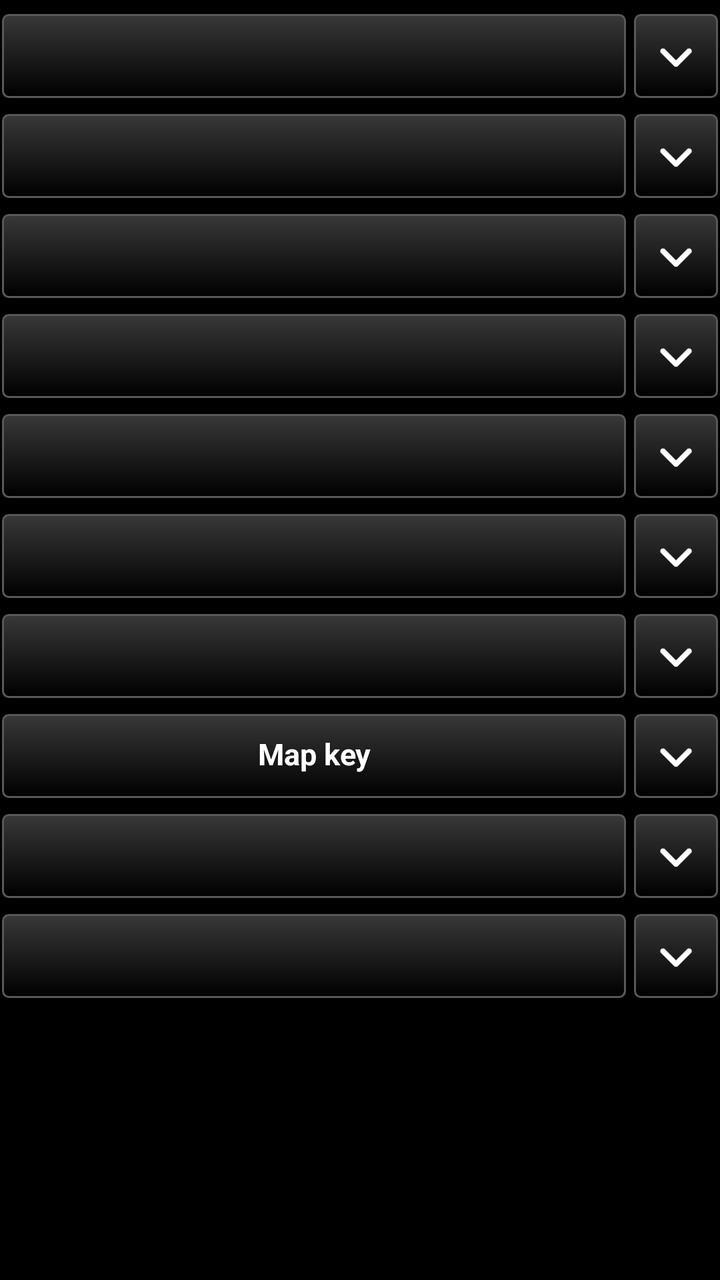
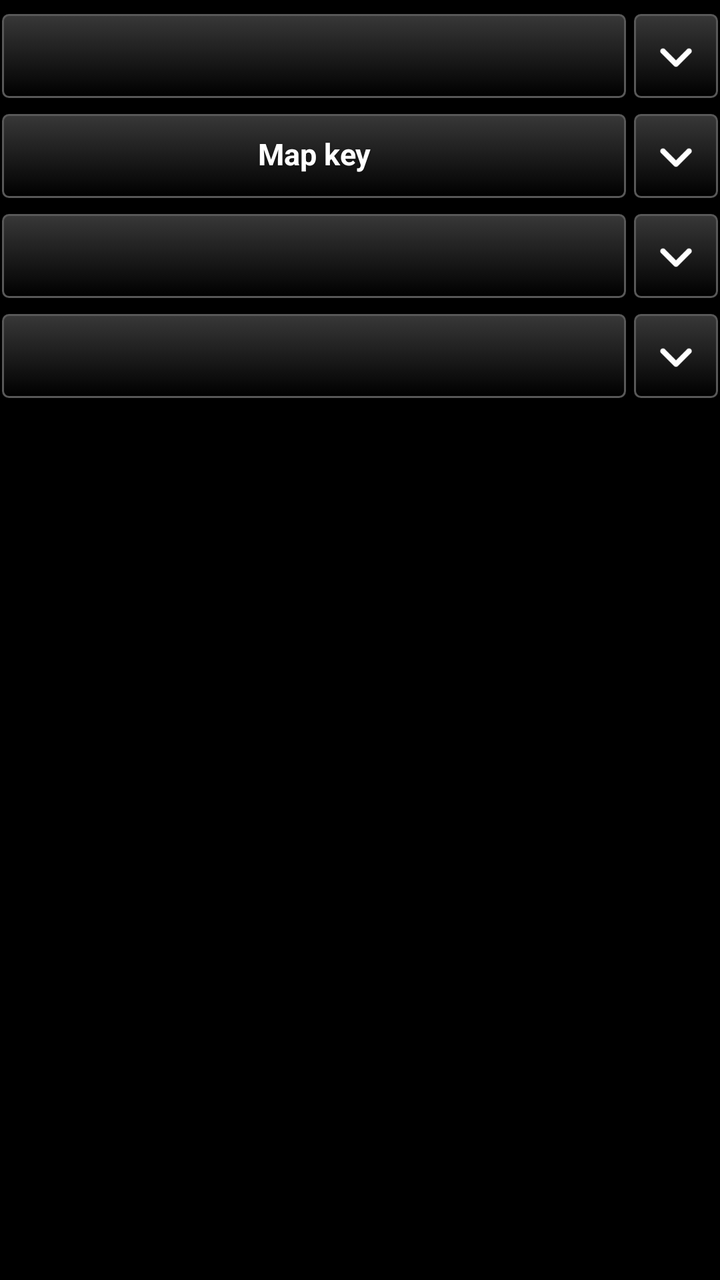

Compare the two renders of this Android layout. The source of the first and the diff that turns it into the second are given below.
<!-- AndroidManifest.xml: application theme AppTheme -->
<!-- res/layout/settings_controls.xml -->
<?xml version="1.0" encoding="utf-8"?>
<LinearLayout xmlns:android="http://schemas.android.com/apk/res/android"
    android:layout_width="match_parent"
    android:layout_height="wrap_content"
    android:orientation="vertical">

    
    <LinearLayout
        android:id="@+id/fold_gate_row"
        android:layout_width="match_parent"
        android:layout_height="wrap_content"
        android:orientation="horizontal"
        android:gravity="center_vertical"
        android:layout_marginTop="6dp">

        <Button
            android:id="@+id/fold_gate_head"
            style="@style/TakwerxButton"
            android:layout_width="0dp"
            android:layout_weight="1"
            android:layout_height="wrap_content" />

        <ImageButton
            android:id="@+id/fold_gate_chev"
            style="@style/TakwerxIconButton"
            android:layout_width="44dp"
            android:layout_weight="0"
            android:layout_marginRight="0dp"
            android:contentDescription="@string/show_settings"
            android:src="@drawable/ic_expand" />
    </LinearLayout>

    <LinearLayout
        android:id="@+id/fold_gate_body"
        android:layout_width="match_parent"
        android:layout_height="wrap_content"
        android:orientation="vertical"
        android:paddingTop="4dp"
        android:visibility="gone">

        <LinearLayout
            android:layout_width="match_parent"
            android:layout_height="wrap_content"
            android:orientation="horizontal">

            <Button
                android:id="@+id/btn_use_zoom"
                style="@style/TakwerxButton"
                android:layout_width="0dp"
                android:layout_weight="1"
                android:layout_height="wrap_content"
                android:text="@string/use_this_zoom" />

            <Button
                android:id="@+id/btn_gate"
                style="@style/TakwerxButton"
                android:layout_width="0dp"
                android:layout_weight="1"
                android:layout_height="wrap_content"
                android:layout_marginLeft="6dp" />
        </LinearLayout>

        <TextView
            android:id="@+id/gate_now"
            android:layout_width="match_parent"
            android:layout_height="wrap_content"
            android:paddingTop="4dp"
            android:textSize="12sp"
            android:textColor="@color/dim_text" />
    </LinearLayout>


    
    <LinearLayout
        android:id="@+id/fold_layers_row"
        android:layout_width="match_parent"
        android:layout_height="wrap_content"
        android:orientation="horizontal"
        android:gravity="center_vertical"
        android:layout_marginTop="6dp">

        <Button
            android:id="@+id/fold_layers_head"
            style="@style/TakwerxButton"
            android:layout_width="0dp"
            android:layout_weight="1"
            android:layout_height="wrap_content" />

        <ImageButton
            android:id="@+id/fold_layers_chev"
            style="@style/TakwerxIconButton"
            android:layout_width="44dp"
            android:layout_weight="0"
            android:layout_marginRight="0dp"
            android:contentDescription="@string/show_settings"
            android:src="@drawable/ic_expand" />
    </LinearLayout>

    <LinearLayout
        android:id="@+id/fold_layers_body"
        android:layout_width="match_parent"
        android:layout_height="wrap_content"
        android:orientation="vertical"
        android:paddingTop="4dp"
        android:visibility="gone">

        <LinearLayout
            android:id="@+id/layers_container"
            android:layout_width="match_parent"
            android:layout_height="wrap_content"
            android:orientation="vertical" />
    </LinearLayout>

    
    <LinearLayout
        android:id="@+id/fold_labels_row"
        android:layout_width="match_parent"
        android:layout_height="wrap_content"
        android:orientation="horizontal"
        android:gravity="center_vertical"
        android:layout_marginTop="6dp">

        <Button
            android:id="@+id/fold_labels_head"
            style="@style/TakwerxButton"
            android:layout_width="0dp"
            android:layout_weight="1"
            android:layout_height="wrap_content" />

        <ImageButton
            android:id="@+id/fold_labels_chev"
            style="@style/TakwerxIconButton"
            android:layout_width="44dp"
            android:layout_weight="0"
            android:layout_marginRight="0dp"
            android:contentDescription="@string/show_settings"
            android:src="@drawable/ic_expand" />
    </LinearLayout>

    <LinearLayout
        android:id="@+id/fold_labels_body"
        android:layout_width="match_parent"
        android:layout_height="wrap_content"
        android:orientation="vertical"
        android:paddingTop="4dp"
        android:visibility="gone">

        <Button
            android:id="@+id/btn_labels_gate"
            style="@style/TakwerxButton"
            android:layout_width="match_parent"
            android:layout_height="wrap_content" />

        <TextView
            android:id="@+id/labels_note"
            android:layout_width="match_parent"
            android:layout_height="wrap_content"
            android:paddingTop="4dp"
            android:textSize="12sp"
            android:textColor="@color/dim_text" />

    </LinearLayout>

    
    <LinearLayout
        android:id="@+id/fold_area_row"
        android:layout_width="match_parent"
        android:layout_height="wrap_content"
        android:orientation="horizontal"
        android:gravity="center_vertical"
        android:layout_marginTop="6dp">

        <Button
            android:id="@+id/fold_area_head"
            style="@style/TakwerxButton"
            android:layout_width="0dp"
            android:layout_weight="1"
            android:layout_height="wrap_content" />

        <ImageButton
            android:id="@+id/fold_area_chev"
            style="@style/TakwerxIconButton"
            android:layout_width="44dp"
            android:layout_weight="0"
            android:layout_marginRight="0dp"
            android:contentDescription="@string/show_settings"
            android:src="@drawable/ic_expand" />
    </LinearLayout>

    <LinearLayout
        android:id="@+id/fold_area_body"
        android:layout_width="match_parent"
        android:layout_height="wrap_content"
        android:orientation="vertical"
        android:paddingTop="4dp"
        android:visibility="gone">

        <LinearLayout
            android:id="@+id/area_container"
            android:layout_width="match_parent"
            android:layout_height="wrap_content"
            android:orientation="vertical" />

        <TextView
            android:id="@+id/area_note"
            android:layout_width="match_parent"
            android:layout_height="wrap_content"
            android:paddingTop="4dp"
            android:textSize="12sp"
            android:textColor="@color/dim_text" />

    </LinearLayout>


    
    <LinearLayout
        android:id="@+id/fold_from_row"
        android:layout_width="match_parent"
        android:layout_height="wrap_content"
        android:orientation="horizontal"
        android:gravity="center_vertical"
        android:layout_marginTop="6dp">

        <Button
            android:id="@+id/fold_from_head"
            style="@style/TakwerxButton"
            android:layout_width="0dp"
            android:layout_weight="1"
            android:layout_height="wrap_content" />

        <ImageButton
            android:id="@+id/fold_from_chev"
            style="@style/TakwerxIconButton"
            android:layout_width="44dp"
            android:layout_weight="0"
            android:layout_marginRight="0dp"
            android:contentDescription="@string/show_settings"
            android:src="@drawable/ic_expand" />
    </LinearLayout>

    <LinearLayout
        android:id="@+id/fold_from_body"
        android:layout_width="match_parent"
        android:layout_height="wrap_content"
        android:orientation="vertical"
        android:paddingTop="4dp"
        android:visibility="gone">

        <LinearLayout
            android:id="@+id/from_container"
            android:layout_width="match_parent"
            android:layout_height="wrap_content"
            android:orientation="vertical" />
    </LinearLayout>

    
    <LinearLayout
        android:id="@+id/fold_where_row"
        android:layout_width="match_parent"
        android:layout_height="wrap_content"
        android:orientation="horizontal"
        android:gravity="center_vertical"
        android:layout_marginTop="6dp">

        <Button
            android:id="@+id/fold_where_head"
            style="@style/TakwerxButton"
            android:layout_width="0dp"
            android:layout_weight="1"
            android:layout_height="wrap_content" />

        <ImageButton
            android:id="@+id/fold_where_chev"
            style="@style/TakwerxIconButton"
            android:layout_width="44dp"
            android:layout_weight="0"
            android:layout_marginRight="0dp"
            android:contentDescription="@string/show_settings"
            android:src="@drawable/ic_expand" />
    </LinearLayout>

    <LinearLayout
        android:id="@+id/fold_where_body"
        android:layout_width="match_parent"
        android:layout_height="wrap_content"
        android:orientation="vertical"
        android:paddingTop="4dp"
        android:visibility="gone">

        <LinearLayout
            android:id="@+id/where_container"
            android:layout_width="match_parent"
            android:layout_height="wrap_content"
            android:orientation="vertical" />

    </LinearLayout>

    
    <LinearLayout
        android:id="@+id/fold_types_row"
        android:layout_width="match_parent"
        android:layout_height="wrap_content"
        android:orientation="horizontal"
        android:gravity="center_vertical"
        android:layout_marginTop="6dp">

        <Button
            android:id="@+id/fold_types_head"
            style="@style/TakwerxButton"
            android:layout_width="0dp"
            android:layout_weight="1"
            android:layout_height="wrap_content" />

        <ImageButton
            android:id="@+id/fold_types_chev"
            style="@style/TakwerxIconButton"
            android:layout_width="44dp"
            android:layout_weight="0"
            android:layout_marginRight="0dp"
            android:contentDescription="@string/show_settings"
            android:src="@drawable/ic_expand" />
    </LinearLayout>

    <LinearLayout
        android:id="@+id/fold_types_body"
        android:layout_width="match_parent"
        android:layout_height="wrap_content"
        android:orientation="vertical"
        android:paddingTop="4dp"
        android:visibility="gone">

        <LinearLayout
            android:layout_width="match_parent"
            android:layout_height="wrap_content"
            android:orientation="horizontal">

            <Button
                android:id="@+id/btn_types_all_on"
                style="@style/TakwerxButton"
                android:layout_width="0dp"
                android:layout_weight="1"
                android:layout_height="wrap_content"
                android:text="All on" />

            <Button
                android:id="@+id/btn_types_all_off"
                style="@style/TakwerxButton"
                android:layout_width="0dp"
                android:layout_weight="1"
                android:layout_height="wrap_content"
                android:layout_marginLeft="6dp"
                android:text="All off" />
        </LinearLayout>

        <LinearLayout
            android:id="@+id/types_container"
            android:layout_width="match_parent"
            android:layout_height="wrap_content"
            android:orientation="vertical"
            android:paddingTop="4dp" />
    </LinearLayout>

    
    <LinearLayout
        android:id="@+id/fold_key_row"
        android:layout_width="match_parent"
        android:layout_height="wrap_content"
        android:orientation="horizontal"
        android:gravity="center_vertical"
        android:layout_marginTop="6dp">

        <Button
            android:id="@+id/fold_key_head"
            style="@style/TakwerxButton"
            android:layout_width="0dp"
            android:layout_weight="1"
            android:layout_height="wrap_content"
            android:text="Map key" />

        <ImageButton
            android:id="@+id/fold_key_chev"
            style="@style/TakwerxIconButton"
            android:layout_width="44dp"
            android:layout_weight="0"
            android:layout_marginRight="0dp"
            android:contentDescription="@string/show_settings"
            android:src="@drawable/ic_expand" />
    </LinearLayout>

    <LinearLayout
        android:id="@+id/fold_key_body"
        android:layout_width="match_parent"
        android:layout_height="wrap_content"
        android:orientation="vertical"
        android:paddingTop="4dp"
        android:visibility="gone" />

    
    <LinearLayout
        android:id="@+id/fold_fences_row"
        android:layout_width="match_parent"
        android:layout_height="wrap_content"
        android:orientation="horizontal"
        android:gravity="center_vertical"
        android:layout_marginTop="6dp">

        <Button
            android:id="@+id/fold_fences_head"
            style="@style/TakwerxButton"
            android:layout_width="0dp"
            android:layout_weight="1"
            android:layout_height="wrap_content" />

        <ImageButton
            android:id="@+id/fold_fences_chev"
            style="@style/TakwerxIconButton"
            android:layout_width="44dp"
            android:layout_weight="0"
            android:layout_marginRight="0dp"
            android:contentDescription="@string/show_settings"
            android:src="@drawable/ic_expand" />
    </LinearLayout>

    <LinearLayout
        android:id="@+id/fold_fences_body"
        android:layout_width="match_parent"
        android:layout_height="wrap_content"
        android:orientation="vertical"
        android:paddingTop="4dp"
        android:visibility="gone">

        <LinearLayout
            android:id="@+id/fences_container"
            android:layout_width="match_parent"
            android:layout_height="wrap_content"
            android:orientation="vertical" />

    </LinearLayout>

    
    <LinearLayout
        android:id="@+id/fold_updates_row"
        android:layout_width="match_parent"
        android:layout_height="wrap_content"
        android:orientation="horizontal"
        android:gravity="center_vertical"
        android:layout_marginTop="6dp">

        <Button
            android:id="@+id/fold_updates_head"
            style="@style/TakwerxButton"
            android:layout_width="0dp"
            android:layout_weight="1"
            android:layout_height="wrap_content" />

        <ImageButton
            android:id="@+id/fold_updates_chev"
            style="@style/TakwerxIconButton"
            android:layout_width="44dp"
            android:layout_weight="0"
            android:layout_marginRight="0dp"
            android:contentDescription="@string/show_settings"
            android:src="@drawable/ic_expand" />
    </LinearLayout>

    <LinearLayout
        android:id="@+id/fold_updates_body"
        android:layout_width="match_parent"
        android:layout_height="wrap_content"
        android:orientation="vertical"
        android:paddingTop="4dp"
        android:visibility="gone">

        <LinearLayout
            android:id="@+id/updates_container"
            android:layout_width="match_parent"
            android:layout_height="wrap_content"
            android:orientation="horizontal" />

        <TextView
            android:id="@+id/downloaded_note"
            android:layout_width="match_parent"
            android:layout_height="wrap_content"
            android:paddingTop="6dp"
            android:textSize="12sp"
            android:textColor="@color/dim_text" />
    </LinearLayout>

</LinearLayout>
<!-- resources referenced by this layout -->
<resources>
  <color name="dim_text">#b0b0b0</color>
  <string name="show_settings">Show settings</string>
  <string name="use_this_zoom">Use this zoom</string>
  <style name="TakwerxButton" parent="@style/darkButton">
          <item name="android:paddingLeft">12dp</item>
          <item name="android:paddingRight">12dp</item>
          <item name="android:paddingTop">6dp</item>
          <item name="android:paddingBottom">8dp</item>
          <item name="android:minHeight">44dp</item>
          <item name="android:minWidth">0dp</item>
          <item name="android:textSize">15sp</item>
          <item name="android:singleLine">true</item>
          <item name="android:ellipsize">end</item>
      </style>
  <style name="TakwerxIconButton">
          <item name="android:layout_width">0dp</item>
          <item name="android:layout_weight">1</item>
          <item name="android:layout_height">44dp</item>
          <item name="android:layout_marginLeft">2dp</item>
          <item name="android:layout_marginRight">2dp</item>
          <item name="android:background">@drawable/btn_gray</item>
          <item name="android:scaleType">centerInside</item>
          <item name="android:padding">9dp</item>
      </style>
  <style name="AppTheme" parent="@android:style/Theme.Holo">
          <item name="android:buttonStyle">@android:style/Widget.Button</item>
          <item name="android:imageButtonStyle">@android:style/Widget.Button</item>
          <item name="android:buttonStyleToggle">@android:style/Widget.Button</item>
          <item name="android:spinnerStyle">@style/ATAKSpinner</item>
          <item name="android:spinnerItemStyle">@style/ATAKSpinnerItem</item>
          <item name="android:editTextStyle">@style/ATAKEditText</item>
      </style>
  <style name="darkButton" parent="@android:style/Widget.Button">
          <item name="android:background">@drawable/btn_gray</item>
          <item name="android:shadowColor">@color/darker_gray</item>
          <item name="android:shadowDy">1</item>
          <item name="android:shadowRadius">2</item>
          <item name="android:textColor">@color/white</item>
          <item name="android:textStyle">bold</item>
          <item name="android:paddingTop">0dp</item>
          <item name="android:paddingBottom">3dp</item>
          <item name="android:textSize">@dimen/fontSize</item>
      </style>
  <style name="ATAKSpinner" parent="@android:style/Widget.Spinner">
          <item name="android:spinnerMode">dialog</item>
      </style>
  <style name="ATAKSpinnerItem">
          <item name="android:textColor">@android:color/white</item>
          <item name="android:dropDownVerticalOffset">0dip</item>
          <item name="android:dropDownHorizontalOffset">0dip</item>
          <item name="android:dropDownWidth">wrap_content</item>
          <item name="android:gravity">left|center_vertical</item>
      </style>
  <style name="ATAKEditText" parent="@android:style/Widget.EditText">
          
          
  
          
          <item name="android:imeOptions">flagNoFullscreen</item>
      </style>
  <color name="darker_gray">#121212</color>
  <color name="white">#ffffff</color>
  <dimen name="fontSize">14sp</dimen>
  <!-- drawable new_dark_button_disabled (drawable) -->
  <?xml version="1.0" encoding="utf-8"?>
  <layer-list xmlns:android="http://schemas.android.com/apk/res/android">
      <item android:bottom="1dp" android:right="1dp" android:left="1dp" android:top="1dp">
          <shape android:shape="rectangle">
              <corners android:radius="3dp" />
              <stroke
                  android:width="1dp"
                  android:color="#484848" />
              <solid android:color="#484848" />
          </shape>
      </item>
  </layer-list>
  <!-- unchanged entries left out for length: 4 -->
</resources>

<!-- the commit's change to res/layout/settings_controls.xml (unified diff, before → after) -->
@@ -3,214 +3,6 @@
     android:layout_width="match_parent"
     android:layout_height="wrap_content"
     android:orientation="vertical">
-
-    
-    <LinearLayout
-        android:id="@+id/fold_gate_row"
-        android:layout_width="match_parent"
-        android:layout_height="wrap_content"
-        android:orientation="horizontal"
-        android:gravity="center_vertical"
-        android:layout_marginTop="6dp">
-
-        <Button
-            android:id="@+id/fold_gate_head"
-            style="@style/TakwerxButton"
-            android:layout_width="0dp"
-            android:layout_weight="1"
-            android:layout_height="wrap_content" />
-
-        <ImageButton
-            android:id="@+id/fold_gate_chev"
-            style="@style/TakwerxIconButton"
-            android:layout_width="44dp"
-            android:layout_weight="0"
-            android:layout_marginRight="0dp"
-            android:contentDescription="@string/show_settings"
-            android:src="@drawable/ic_expand" />
-    </LinearLayout>
-
-    <LinearLayout
-        android:id="@+id/fold_gate_body"
-        android:layout_width="match_parent"
-        android:layout_height="wrap_content"
-        android:orientation="vertical"
-        android:paddingTop="4dp"
-        android:visibility="gone">
-
-        <LinearLayout
-            android:layout_width="match_parent"
-            android:layout_height="wrap_content"
-            android:orientation="horizontal">
-
-            <Button
-                android:id="@+id/btn_use_zoom"
-                style="@style/TakwerxButton"
-                android:layout_width="0dp"
-                android:layout_weight="1"
-                android:layout_height="wrap_content"
-                android:text="@string/use_this_zoom" />
-
-            <Button
-                android:id="@+id/btn_gate"
-                style="@style/TakwerxButton"
-                android:layout_width="0dp"
-                android:layout_weight="1"
-                android:layout_height="wrap_content"
-                android:layout_marginLeft="6dp" />
-        </LinearLayout>
-
-        <TextView
-            android:id="@+id/gate_now"
-            android:layout_width="match_parent"
-            android:layout_height="wrap_content"
-            android:paddingTop="4dp"
-            android:textSize="12sp"
-            android:textColor="@color/dim_text" />
-    </LinearLayout>
-
-
-    
-    <LinearLayout
-        android:id="@+id/fold_layers_row"
-        android:layout_width="match_parent"
-        android:layout_height="wrap_content"
-        android:orientation="horizontal"
-        android:gravity="center_vertical"
-        android:layout_marginTop="6dp">
-
-        <Button
-            android:id="@+id/fold_layers_head"
-            style="@style/TakwerxButton"
-            android:layout_width="0dp"
-            android:layout_weight="1"
-            android:layout_height="wrap_content" />
-
-        <ImageButton
-            android:id="@+id/fold_layers_chev"
-            style="@style/TakwerxIconButton"
-            android:layout_width="44dp"
-            android:layout_weight="0"
-            android:layout_marginRight="0dp"
-            android:contentDescription="@string/show_settings"
-            android:src="@drawable/ic_expand" />
-    </LinearLayout>
-
-    <LinearLayout
-        android:id="@+id/fold_layers_body"
-        android:layout_width="match_parent"
-        android:layout_height="wrap_content"
-        android:orientation="vertical"
-        android:paddingTop="4dp"
-        android:visibility="gone">
-
-        <LinearLayout
-            android:id="@+id/layers_container"
-            android:layout_width="match_parent"
-            android:layout_height="wrap_content"
-            android:orientation="vertical" />
-    </LinearLayout>
-
-    
-    <LinearLayout
-        android:id="@+id/fold_labels_row"
-        android:layout_width="match_parent"
-        android:layout_height="wrap_content"
-        android:orientation="horizontal"
-        android:gravity="center_vertical"
-        android:layout_marginTop="6dp">
-
-        <Button
-            android:id="@+id/fold_labels_head"
-            style="@style/TakwerxButton"
-            android:layout_width="0dp"
-            android:layout_weight="1"
-            android:layout_height="wrap_content" />
-
-        <ImageButton
-            android:id="@+id/fold_labels_chev"
-            style="@style/TakwerxIconButton"
-            android:layout_width="44dp"
-            android:layout_weight="0"
-            android:layout_marginRight="0dp"
-            android:contentDescription="@string/show_settings"
-            android:src="@drawable/ic_expand" />
-    </LinearLayout>
-
-    <LinearLayout
-        android:id="@+id/fold_labels_body"
-        android:layout_width="match_parent"
-        android:layout_height="wrap_content"
-        android:orientation="vertical"
-        android:paddingTop="4dp"
-        android:visibility="gone">
-
-        <Button
-            android:id="@+id/btn_labels_gate"
-            style="@style/TakwerxButton"
-            android:layout_width="match_parent"
-            android:layout_height="wrap_content" />
-
-        <TextView
-            android:id="@+id/labels_note"
-            android:layout_width="match_parent"
-            android:layout_height="wrap_content"
-            android:paddingTop="4dp"
-            android:textSize="12sp"
-            android:textColor="@color/dim_text" />
-
-    </LinearLayout>
-
-    
-    <LinearLayout
-        android:id="@+id/fold_area_row"
-        android:layout_width="match_parent"
-        android:layout_height="wrap_content"
-        android:orientation="horizontal"
-        android:gravity="center_vertical"
-        android:layout_marginTop="6dp">
-
-        <Button
-            android:id="@+id/fold_area_head"
-            style="@style/TakwerxButton"
-            android:layout_width="0dp"
-            android:layout_weight="1"
-            android:layout_height="wrap_content" />
-
-        <ImageButton
-            android:id="@+id/fold_area_chev"
-            style="@style/TakwerxIconButton"
-            android:layout_width="44dp"
-            android:layout_weight="0"
-            android:layout_marginRight="0dp"
-            android:contentDescription="@string/show_settings"
-            android:src="@drawable/ic_expand" />
-    </LinearLayout>
-
-    <LinearLayout
-        android:id="@+id/fold_area_body"
-        android:layout_width="match_parent"
-        android:layout_height="wrap_content"
-        android:orientation="vertical"
-        android:paddingTop="4dp"
-        android:visibility="gone">
-
-        <LinearLayout
-            android:id="@+id/area_container"
-            android:layout_width="match_parent"
-            android:layout_height="wrap_content"
-            android:orientation="vertical" />
-
-        <TextView
-            android:id="@+id/area_note"
-            android:layout_width="match_parent"
-            android:layout_height="wrap_content"
-            android:paddingTop="4dp"
-            android:textSize="12sp"
-            android:textColor="@color/dim_text" />
-
-    </LinearLayout>
-
 
     
     <LinearLayout
@@ -251,113 +43,6 @@
             android:layout_width="match_parent"
             android:layout_height="wrap_content"
             android:orientation="vertical" />
-    </LinearLayout>
-
-    
-    <LinearLayout
-        android:id="@+id/fold_where_row"
-        android:layout_width="match_parent"
-        android:layout_height="wrap_content"
-        android:orientation="horizontal"
-        android:gravity="center_vertical"
-        android:layout_marginTop="6dp">
-
-        <Button
-            android:id="@+id/fold_where_head"
-            style="@style/TakwerxButton"
-            android:layout_width="0dp"
-            android:layout_weight="1"
-            android:layout_height="wrap_content" />
-
-        <ImageButton
-            android:id="@+id/fold_where_chev"
-            style="@style/TakwerxIconButton"
-            android:layout_width="44dp"
-            android:layout_weight="0"
-            android:layout_marginRight="0dp"
-            android:contentDescription="@string/show_settings"
-            android:src="@drawable/ic_expand" />
-    </LinearLayout>
-
-    <LinearLayout
-        android:id="@+id/fold_where_body"
-        android:layout_width="match_parent"
-        android:layout_height="wrap_content"
-        android:orientation="vertical"
-        android:paddingTop="4dp"
-        android:visibility="gone">
-
-        <LinearLayout
-            android:id="@+id/where_container"
-            android:layout_width="match_parent"
-            android:layout_height="wrap_content"
-            android:orientation="vertical" />
-
-    </LinearLayout>
-
-    
-    <LinearLayout
-        android:id="@+id/fold_types_row"
-        android:layout_width="match_parent"
-        android:layout_height="wrap_content"
-        android:orientation="horizontal"
-        android:gravity="center_vertical"
-        android:layout_marginTop="6dp">
-
-        <Button
-            android:id="@+id/fold_types_head"
-            style="@style/TakwerxButton"
-            android:layout_width="0dp"
-            android:layout_weight="1"
-            android:layout_height="wrap_content" />
-
-        <ImageButton
-            android:id="@+id/fold_types_chev"
-            style="@style/TakwerxIconButton"
-            android:layout_width="44dp"
-            android:layout_weight="0"
-            android:layout_marginRight="0dp"
-            android:contentDescription="@string/show_settings"
-            android:src="@drawable/ic_expand" />
-    </LinearLayout>
-
-    <LinearLayout
-        android:id="@+id/fold_types_body"
-        android:layout_width="match_parent"
-        android:layout_height="wrap_content"
-        android:orientation="vertical"
-        android:paddingTop="4dp"
-        android:visibility="gone">
-
-        <LinearLayout
-            android:layout_width="match_parent"
-            android:layout_height="wrap_content"
-            android:orientation="horizontal">
-
-            <Button
-                android:id="@+id/btn_types_all_on"
-                style="@style/TakwerxButton"
-                android:layout_width="0dp"
-                android:layout_weight="1"
-                android:layout_height="wrap_content"
-                android:text="All on" />
-
-            <Button
-                android:id="@+id/btn_types_all_off"
-                style="@style/TakwerxButton"
-                android:layout_width="0dp"
-                android:layout_weight="1"
-                android:layout_height="wrap_content"
-                android:layout_marginLeft="6dp"
-                android:text="All off" />
-        </LinearLayout>
-
-        <LinearLayout
-            android:id="@+id/types_container"
-            android:layout_width="match_parent"
-            android:layout_height="wrap_content"
-            android:orientation="vertical"
-            android:paddingTop="4dp" />
     </LinearLayout>
 
     
<!-- resource entries referenced after the edit -->
@@ -2,7 +2,6 @@
 <resources>
   <color name="dim_text">#b0b0b0</color>
   <string name="show_settings">Show settings</string>
-  <string name="use_this_zoom">Use this zoom</string>
   <style name="TakwerxButton" parent="@style/darkButton">
           <item name="android:paddingLeft">12dp</item>
           <item name="android:paddingRight">12dp</item>
